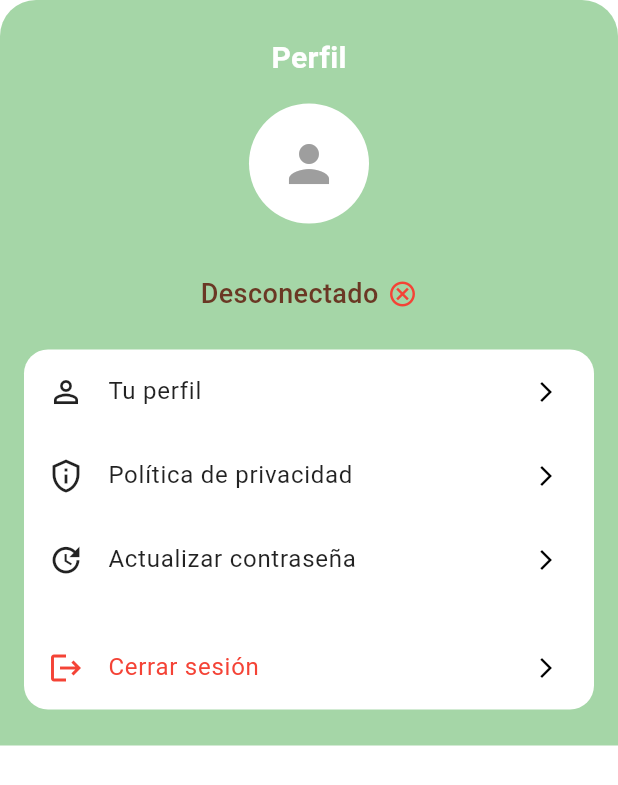
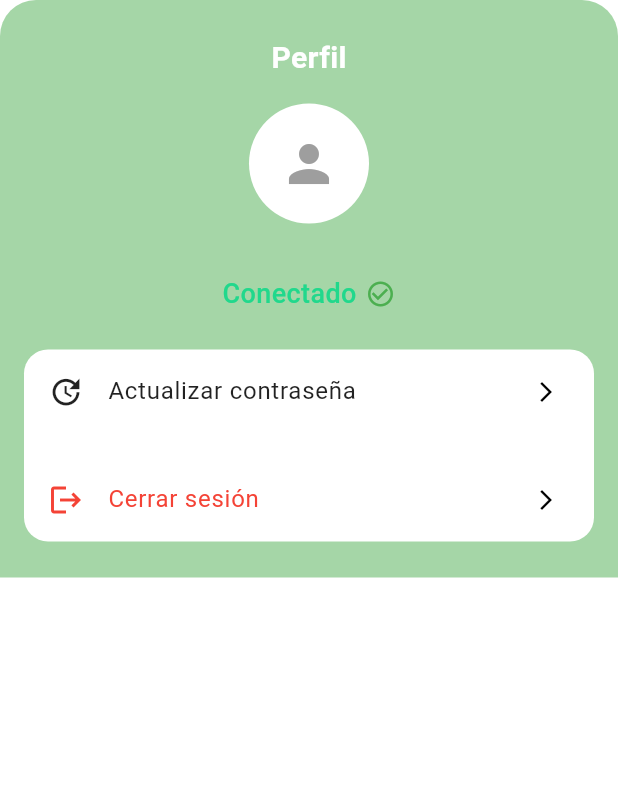
Before and after one commit to SantiReRo19/gtu_driver_app, a Flutter app: the ProfileDrawer widget shown alone on an empty page, opened directly with empty values, on a phone screen of 412 x 824 dp. Shown: the top 785 px of the screen. Run offline on Flutter 3.47's test engine with Material 3 defaults, Android fonts, the phone set to English and light mode, and no system bars; our stand-ins replace google_fonts, permission_handler, shared_preferences; missing offline and left inert: stomp_dart_client; accounts and stored records are empty.

Commit message:
update state

```diff
--- a/lib/driver_app/presentation/widgets/profile_drawer.dart
+++ b/lib/driver_app/presentation/widgets/profile_drawer.dart
@@ -16,7 +16,7 @@ class ProfileDrawer extends StatelessWidget {
     this.imageUrl,
   });
 
-  bool get isConnected => false; // Simulación de estado de conexión
+  bool get isConnected => true; // Simulación de estado de conexión
 
   void showUpdatePasswordDrawer(BuildContext context) {
     showModalBottomSheet(
@@ -105,12 +105,6 @@ class ProfileDrawer extends StatelessWidget {
                 ),
                 child: Column(
                   children: [
-                    _buildTile(context, Icons.person_outline, 'Tu perfil'),
-                    _buildTile(
-                      context,
-                      Icons.privacy_tip_outlined,
-                      'Política de privacidad',
-                    ),
                     _buildTile(context, Icons.update, 'Actualizar contraseña'),
                     const Divider(),
                     _buildTile(
```
Also changed, not shown: 1 other file.
